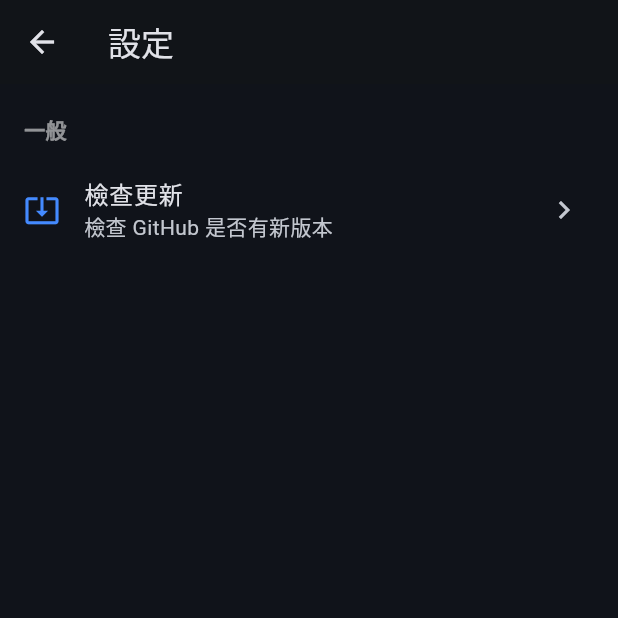
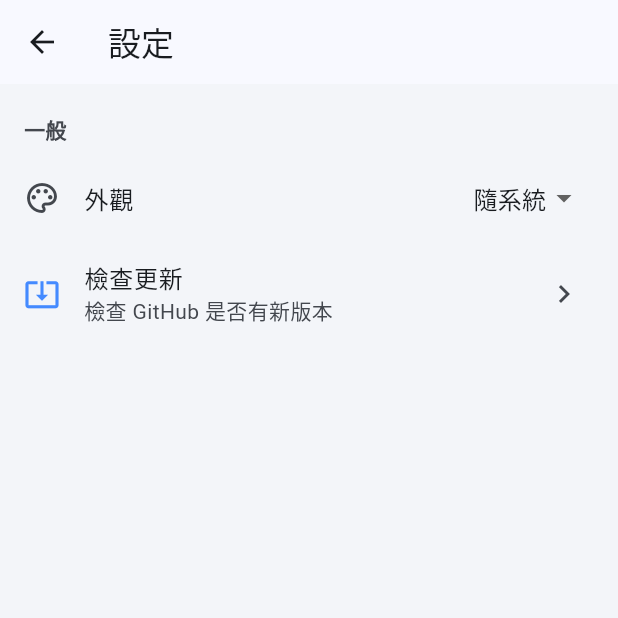
Before and after one commit to willy0626/hardware_monitor, a Flutter app: the screen it shows after launch, after a tap on the "settings" icon, on a phone screen of 412 x 824 dp, the top half of it. Run offline on Flutter 3.47's test engine with Material 3 defaults, Android fonts, the phone set to English and light mode, and no system bars; our stand-ins replace battery_plus, device_info_plus, fl_chart, package_info_plus, shared_preferences; missing offline and left inert: shizuku_api_plugin.

Commit message:
更新分頁模式

```diff
--- a/lib/main.dart
+++ b/lib/main.dart
@@ -3,9 +3,11 @@ import 'dart:async';
 import 'dart:convert';
 
 import 'package:flutter/material.dart';
+import 'package:flutter/gestures.dart';
 import 'package:flutter/foundation.dart';
 import 'package:http/http.dart' as http;
 import 'package:package_info_plus/package_info_plus.dart';
+import 'package:shared_preferences/shared_preferences.dart';
 import 'package:url_launcher/url_launcher.dart';
 import 'package:battery_plus/battery_plus.dart';
 
@@ -17,42 +19,91 @@ import 'services/hardware_service.dart';
 import 'services/shizuku_service.dart';
 import 'core/platform/hardware_channel.dart';
 
-void main() {
+const _themePreference = 'themeMode';
+
+Future<void> main() async {
   WidgetsFlutterBinding.ensureInitialized();
-  runApp(const HardwareMonitorApp());
+  final preferences = SharedPreferencesAsync();
+  var mode = ThemeMode.system;
+  try {
+    final saved = await preferences.getString(_themePreference);
+    mode = ThemeMode.values.firstWhere(
+      (mode) => mode.name == saved,
+      orElse: () => ThemeMode.system,
+    );
+  } catch (error) {
+    debugPrint('Appearance preference: $error');
+  }
+  runApp(HardwareMonitorApp(initialThemeMode: mode));
 }
 
-class HardwareMonitorApp extends StatelessWidget {
-  const HardwareMonitorApp({super.key});
+class HardwareMonitorApp extends StatefulWidget {
+  const HardwareMonitorApp({super.key, this.initialThemeMode = ThemeMode.system});
+
+  final ThemeMode initialThemeMode;
+
+  @override
+  State<HardwareMonitorApp> createState() => _HardwareMonitorAppState();
+}
+
+class _HardwareMonitorAppState extends State<HardwareMonitorApp> {
+  late final _themeMode = ValueNotifier(widget.initialThemeMode);
+
+  void _selectTheme(ThemeMode mode) {
+    _themeMode.value = mode;
+    unawaited(_saveTheme(mode));
+  }
+
+  Future<void> _saveTheme(ThemeMode mode) async {
+    try {
+      await SharedPreferencesAsync().setString(_themePreference, mode.name);
+    } catch (error) {
+      debugPrint('Saving appearance preference: $error');
+    }
+  }
+
+  @override
+  void dispose() {
+    _themeMode.dispose();
+    super.dispose();
+  }
 
   @override
   Widget build(BuildContext context) {
-    return MaterialApp(
-      title: '手機硬體監控',
-      debugShowCheckedModeBanner: false,
-      theme: ThemeData(
-        brightness: Brightness.dark,
-        useMaterial3: true,
-        scaffoldBackgroundColor: const Color(0xFF10131A),
-        colorScheme: ColorScheme.fromSeed(
-          seedColor: Colors.blue,
-          brightness: Brightness.dark,
-        ),
-        cardTheme: CardThemeData(
-          color: const Color(0xFF1B202B),
-          elevation: 0,
-          shape: RoundedRectangleBorder(
-            borderRadius: BorderRadius.circular(18),
-          ),
-        ),
+    return ValueListenableBuilder<ThemeMode>(
+      valueListenable: _themeMode,
+      builder: (_, mode, home) => MaterialApp(
+        title: '手機硬體監控',
+        debugShowCheckedModeBanner: false,
+        themeMode: mode,
+        theme: _theme(Brightness.light),
+        darkTheme: _theme(Brightness.dark),
+        home: home,
       ),
-      home: const DashboardPage(),
+      child: DashboardPage(themeMode: _themeMode, onThemeChanged: _selectTheme),
+    );
+  }
+
+  ThemeData _theme(Brightness brightness) {
+    final dark = brightness == Brightness.dark;
+    return ThemeData(
+      useMaterial3: true,
+      scaffoldBackgroundColor: dark ? const Color(0xFF10131A) : const Color(0xFFF3F5F9),
+      colorScheme: ColorScheme.fromSeed(seedColor: Colors.blue, brightness: brightness),
+      cardTheme: CardThemeData(
+        color: dark ? const Color(0xFF1B202B) : Colors.white,
+        elevation: 0,
+        shape: RoundedRectangleBorder(borderRadius: BorderRadius.circular(18)),
+      ),
     );
   }
 }
 
 class DashboardPage extends StatefulWidget {
-  const DashboardPage({super.key});
+  const DashboardPage({super.key, required this.themeMode, required this.onThemeChanged});
+
+  final ValueListenable<ThemeMode> themeMode;
+  final ValueChanged<ThemeMode> onThemeChanged;
 
   @override
   State<DashboardPage> createState() => _DashboardPageState();
@@ -87,6 +138,7 @@ class _DashboardPageState extends State<DashboardPage> {
   Map<String, dynamic> _temperatureInfo = {};
 
   bool _loading = true;
+  int _selectedTab = 0;
   bool _requestingPermission = false;
   bool _refreshing = false;
 
@@ -268,13 +320,33 @@ class _DashboardPageState extends State<DashboardPage> {
           ),
           body: ListView(
             children: [
-              const Padding(
-                padding: EdgeInsets.fromLTRB(16, 20, 16, 8),
+              Padding(
+                padding: const EdgeInsets.fromLTRB(16, 20, 16, 8),
                 child: Text(
                   '一般',
                   style: TextStyle(
-                    color: Colors.white54,
+                    color: Theme.of(settingsContext).colorScheme.onSurfaceVariant,
                     fontWeight: FontWeight.bold,
+                  ),
+                ),
+              ),
+              ValueListenableBuilder<ThemeMode>(
+                valueListenable: widget.themeMode,
+                builder: (_, mode, _) => ListTile(
+                  leading: const Icon(Icons.palette_outlined),
+                  title: const Text('外觀'),
+                  trailing: DropdownButtonHideUnderline(
+                    child: DropdownButton<ThemeMode>(
+                      value: mode,
+                      items: const [
+                        DropdownMenuItem(value: ThemeMode.light, child: Text('白色')),
+                        DropdownMenuItem(value: ThemeMode.dark, child: Text('深色')),
+                        DropdownMenuItem(value: ThemeMode.system, child: Text('隨系統')),
+                      ],
+                      onChanged: (mode) {
+                        if (mode != null) widget.onThemeChanged(mode);
+                      },
+                    ),
                   ),
                 ),
               ),
@@ -686,17 +758,6 @@ class _DashboardPageState extends State<DashboardPage> {
     final bytes = storage is Map ? storage[key] : null;
     if (bytes is! num || bytes < 0) return null;
     return '${(bytes / 1000000000).toStringAsFixed(1)} GB';
-  }
-
-  String get gpuDisplay {
-    final renderer = hardwareGpu['renderer'];
-
-    if (renderer != null &&
-        renderer.toString().isNotEmpty) {
-      return renderer.toString();
-    }
-
-    return '讀取中';
   }
 
   String get thermalDisplay {
@@ -844,8 +905,8 @@ class _DashboardPageState extends State<DashboardPage> {
                   title,
                   maxLines: 1,
                   overflow: TextOverflow.ellipsis,
-                  style: const TextStyle(
-                    color: Colors.white70,
+                  style: TextStyle(
+                    color: Theme.of(context).colorScheme.onSurfaceVariant,
                     fontSize: 13,
                   ),
                 ),
@@ -872,9 +933,9 @@ class _DashboardPageState extends State<DashboardPage> {
             subtitle,
             maxLines: 1,
             overflow: TextOverflow.ellipsis,
-            style: const TextStyle(
+            style: TextStyle(
               fontSize: 11,
-              color: Colors.white54,
+              color: Theme.of(context).colorScheme.onSurfaceVariant,
             ),
           ),
         ],
@@ -912,10 +973,10 @@ class _DashboardPageState extends State<DashboardPage> {
               child: Column(
                 crossAxisAlignment: CrossAxisAlignment.start,
                 children: [
-                  const Text(
+                  Text(
                     '目前監控模式',
                     style: TextStyle(
-                      color: Colors.white54,
+                      color: Theme.of(context).colorScheme.onSurfaceVariant,
                       fontSize: 12,
                     ),
                   ),
@@ -935,8 +996,8 @@ class _DashboardPageState extends State<DashboardPage> {
                     advanced
                         ? '已啟用進階系統資料讀取'
                         : '基本硬體監控不需要 Shizuku',
-                    style: const TextStyle(
-                      color: Colors.white54,
+                    style: TextStyle(
+                      color: Theme.of(context).colorScheme.onSurfaceVariant,
                       fontSize: 11,
                     ),
                   ),
@@ -1009,8 +1070,8 @@ class _DashboardPageState extends State<DashboardPage> {
             const SizedBox(height: 10),
             Text(
               statusText,
-              style: const TextStyle(
-                color: Colors.white70,
+              style: TextStyle(
+                color: Theme.of(context).colorScheme.onSurfaceVariant,
               ),
             ),
             const SizedBox(height: 12),
@@ -1037,11 +1098,11 @@ class _DashboardPageState extends State<DashboardPage> {
               ),
             ),
             const SizedBox(height: 6),
-            const Text(
+            Text(
               'Shizuku 是選用的進階功能。沒有啟動時，基本監控仍然可以使用。',
               style: TextStyle(
                 fontSize: 11,
-                color: Colors.white54,
+                color: Theme.of(context).colorScheme.onSurfaceVariant,
               ),
             ),
           ],
@@ -1237,8 +1298,8 @@ class _DashboardPageState extends State<DashboardPage> {
                                   ?.toString() ??
                               '目前無法讀取進階溫度感測器')
                           : 'CPU、GPU、DDR 等詳細感測器需要 Shizuku 授權。電池溫度仍可獨立讀取。',
-                      style: const TextStyle(
-                        color: Colors.white70,
+                      style: TextStyle(
+                        color: Theme.of(context).colorScheme.onSurfaceVariant,
                         fontSize: 12,
                       ),
                     ),
@@ -1386,27 +1447,7 @@ class _DashboardPageState extends State<DashboardPage> {
   // Device information
   // --------------------------------------------------
 
-  Widget _buildDeviceInfoCard() {
-    final brand = hardwareDevice['brand'] ??
-        _deviceInfo['brand'] ??
-        _deviceInfo['manufacturer'] ??
-        '未知';
-
-    final model = hardwareDevice['model'] ??
-        _deviceInfo['model'] ??
-        '未知';
-
-    final deviceName = hardwareDevice['deviceName'];
-
-    final androidVersion =
-        hardwareDevice['androidVersion'] ??
-            _deviceInfo['androidVersion'] ??
-            _deviceInfo['version'] ??
-            '未知';
-
-    final oneUiVersion =
-        hardwareDevice['oneUiVersion'] ?? '無法讀取';
-
+  Widget _systemCard(String title, Map<String, Object?> fields) {
     return Card(
       child: Padding(
         padding: const EdgeInsets.all(16),
@@ -1414,43 +1455,70 @@ class _DashboardPageState extends State<DashboardPage> {
           crossAxisAlignment:
               CrossAxisAlignment.start,
           children: [
-            const Text(
-              '裝置資訊',
-              style: TextStyle(
-                fontSize: 17,
-                fontWeight: FontWeight.bold,
-              ),
-            ),
+            Text(title, style: Theme.of(context).textTheme.titleMedium),
             const SizedBox(height: 12),
-            _infoRow('品牌', brand.toString()),
-            _infoRow('型號', model.toString()),
-            if (deviceName != null &&
-                deviceName.toString().isNotEmpty)
-              _infoRow(
-                '裝置名稱',
-                deviceName.toString(),
-              ),
-            _infoRow(
-              'Android 版本',
-              androidVersion.toString(),
-            ),
-            _infoRow(
-              'One UI 版本',
-              oneUiVersion.toString(),
-            ),
-            _infoRow(
-              'CPU 核心數',
-              hardwareCpu['cores']?.toString() ?? '--',
-            ),
-            _infoRow('GPU', gpuDisplay),
-            _infoRow(
-              'RAM 總容量',
-              hardwareRam['totalMB'] is num
-                  ? '${((hardwareRam['totalMB'] as num) / 1024).toStringAsFixed(1)} GB'
-                  : '--',
-            ),
+            for (final entry in fields.entries)
+              _infoRow(entry.key, entry.value?.toString().trim() ?? ''),
           ],
         ),
+      ),
+    );
+  }
+
+  Widget _buildSystemPage() {
+    final device = hardwareDevice;
+    final gpu = hardwareGpu;
+    final display = View.of(context).display;
+    final ramMb = hardwareRam['totalMB'];
+    return RefreshIndicator(
+      onRefresh: _refreshAll,
+      child: ListView(
+        key: const PageStorageKey('system'),
+        physics: const AlwaysScrollableScrollPhysics(),
+        dragStartBehavior: DragStartBehavior.down,
+        padding: const EdgeInsets.fromLTRB(12, 12, 12, 88),
+        children: [
+          _systemCard('裝置資訊', {
+            '裝置名稱': device['deviceName'] ?? _deviceInfo['deviceName'],
+            '品牌': _deviceInfo['brand'] ?? device['brand'],
+            '製造商': _deviceInfo['manufacturer'] ?? device['brand'],
+            '型號': device['model'] ?? _deviceInfo['model'],
+            '裝置代號': _deviceInfo['device'],
+            '產品代號': _deviceInfo['product'],
+          }),
+          _systemCard('作業系統', {
+            '系統版本': device['androidVersion'] ?? _deviceInfo['osVersion'],
+            if (device['androidSdk'] != null) 'Android SDK': device['androidSdk'],
+            if (device['brand']?.toString().toLowerCase() == 'samsung')
+              'One UI 版本': device['oneUiVersion'],
+            '安全性修補日期': _deviceInfo['securityPatch'],
+            '版本編號': _deviceInfo['buildDisplay'],
+            'Build ID': _deviceInfo['buildId'],
+            'Bootloader': _deviceInfo['bootloader'],
+          }),
+          ListenableBuilder(
+            listenable: _nativeCpu,
+            builder: (_, _) => _systemCard('硬體規格', {
+              'SoC 廠商': device['socManufacturer'],
+              'SoC 型號': device['socModel'],
+              'CPU 核心數': hardwareCpu['cores'],
+              '支援 ABI': _deviceInfo['abis'],
+              '硬體平台': _deviceInfo['hardware'],
+              '主機板': _deviceInfo['board'],
+              'GPU': gpu['renderer'],
+              'OpenGL ES': gpu['version'],
+              'RAM 總容量': ramMb is num
+                  ? '${(ramMb / 1024).toStringAsFixed(1)} GB'
+                  : null,
+              '儲存空間總量': _storageSize('totalBytes'),
+            }),
+          ),
+          _systemCard('顯示器', {
+            '解析度': '${display.size.width.round()} × ${display.size.height.round()}',
+            '目前更新率': '${display.refreshRate.toStringAsFixed(1)} Hz',
+            '像素倍率': '${display.devicePixelRatio.toStringAsFixed(2)}×',
+          }),
+        ],
       ),
     );
   }
@@ -1460,25 +1528,20 @@ class _DashboardPageState extends State<DashboardPage> {
       padding: const EdgeInsets.symmetric(vertical: 6),
       child: Row(
         children: [
-          SizedBox(
-            width: 115,
+          Expanded(
+            flex: 2,
             child: Text(
               label,
-              maxLines: 1,
-              softWrap: false,
-              overflow: TextOverflow.visible,
-              style: const TextStyle(
-                color: Colors.white54,
+              style: TextStyle(
+                color: Theme.of(context).colorScheme.onSurfaceVariant,
               ),
             ),
           ),
           const SizedBox(width: 8),
           Expanded(
+            flex: 3,
             child: Text(
-              value,
-              maxLines: 1,
-              softWrap: false,
-              overflow: TextOverflow.ellipsis,
+              value.isEmpty ? '—' : value,
               textAlign: TextAlign.end,
             ),
           ),
@@ -1505,12 +1568,9 @@ class _DashboardPageState extends State<DashboardPage> {
     final dashboard = RefreshIndicator(
       onRefresh: _refreshAll,
       child: ListView(
+        key: const PageStorageKey('monitor'),
         padding: const EdgeInsets.all(12),
         children: [
-          _buildDeviceInfoCard(),
-
-          const SizedBox(height: 10),
-
           _buildModeCard(),
 
           const SizedBox(height: 10),
@@ -1583,7 +1643,7 @@ class _DashboardPageState extends State<DashboardPage> {
             ],
           ),
           SizedBox(
-            height: 108,
+            height: 86 + MediaQuery.textScalerOf(context).scale(54),
             child: _buildMetricCard(
               title: '儲存空間已用',
               value: _storageSize('usedBytes') ?? '無法取得',
@@ -1613,7 +1673,17 @@ class _DashboardPageState extends State<DashboardPage> {
         onPressed: _openSettings,
         child: const Icon(Icons.settings),
       ),
-      body: SafeArea(child: dashboard),
+      bottomNavigationBar: NavigationBar(
+        selectedIndex: _selectedTab,
+        onDestinationSelected: (index) => setState(() => _selectedTab = index),
+        destinations: const [
+          NavigationDestination(icon: Icon(Icons.phone_android), label: '系統'),
+          NavigationDestination(icon: Icon(Icons.monitor_heart_outlined), label: '監控'),
+        ],
+      ),
+      body: SafeArea(
+        child: _selectedTab == 0 ? _buildSystemPage() : dashboard,
+      ),
     );
   }
 }
--- a/lib/services/hardware_service.dart
+++ b/lib/services/hardware_service.dart
@@ -19,6 +19,9 @@ class HardwareService {
             await _deviceInfoPlugin.androidInfo;
 
         deviceData = {
+          'brand': androidInfo.brand,
+          'manufacturer': androidInfo.manufacturer,
+          'model': androidInfo.model,
           'deviceName':
               '${androidInfo.manufacturer} ${androidInfo.model}',
           'osVersion':
@@ -26,12 +29,20 @@ class HardwareService {
           'hardware': androidInfo.hardware,
           'board': androidInfo.board,
           'device': androidInfo.device,
+          'product': androidInfo.product,
+          'securityPatch': androidInfo.version.securityPatch ?? '',
+          'buildId': androidInfo.id,
+          'buildDisplay': androidInfo.display,
+          'bootloader': androidInfo.bootloader,
+          'abis': androidInfo.supportedAbis.join(', '),
         };
       } else if (Platform.isIOS) {
         IosDeviceInfo iosInfo =
             await _deviceInfoPlugin.iosInfo;
 
         deviceData = {
+          'brand': 'Apple',
+          'model': iosInfo.utsname.machine,
           'deviceName': iosInfo.name,
           'osVersion':
               '${iosInfo.systemName} ${iosInfo.systemVersion}',
--- a/pubspec.yaml
+++ b/pubspec.yaml
@@ -17,6 +17,7 @@ dependencies:
   http: ^1.5.0
   package_info_plus: ^8.3.1
   url_launcher: ^6.3.2
+  shared_preferences: ^2.5.6
 
 dev_dependencies:
   flutter_test:
```
Also changed, not shown: .codex-attachments/eb727213-a299-4315-9c9d-940a087127db/176b5910-bfbf-4a23-bc09-5a3cd99febc6/1000028498.jpg (added), pubspec.lock, 4 other files.
